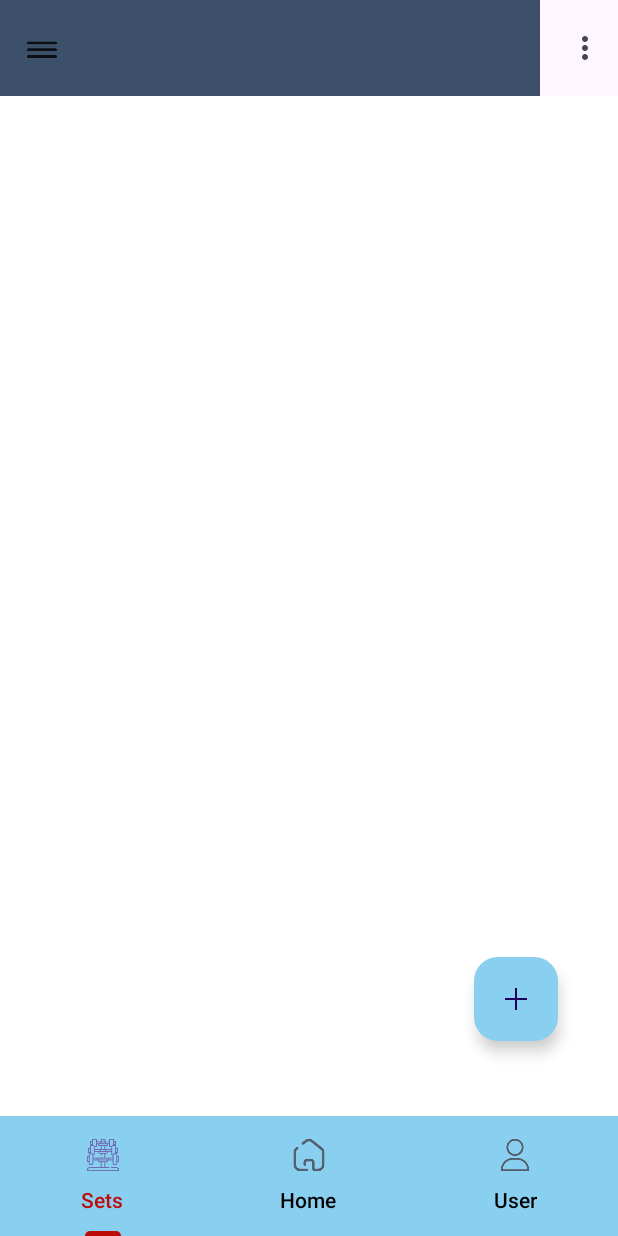
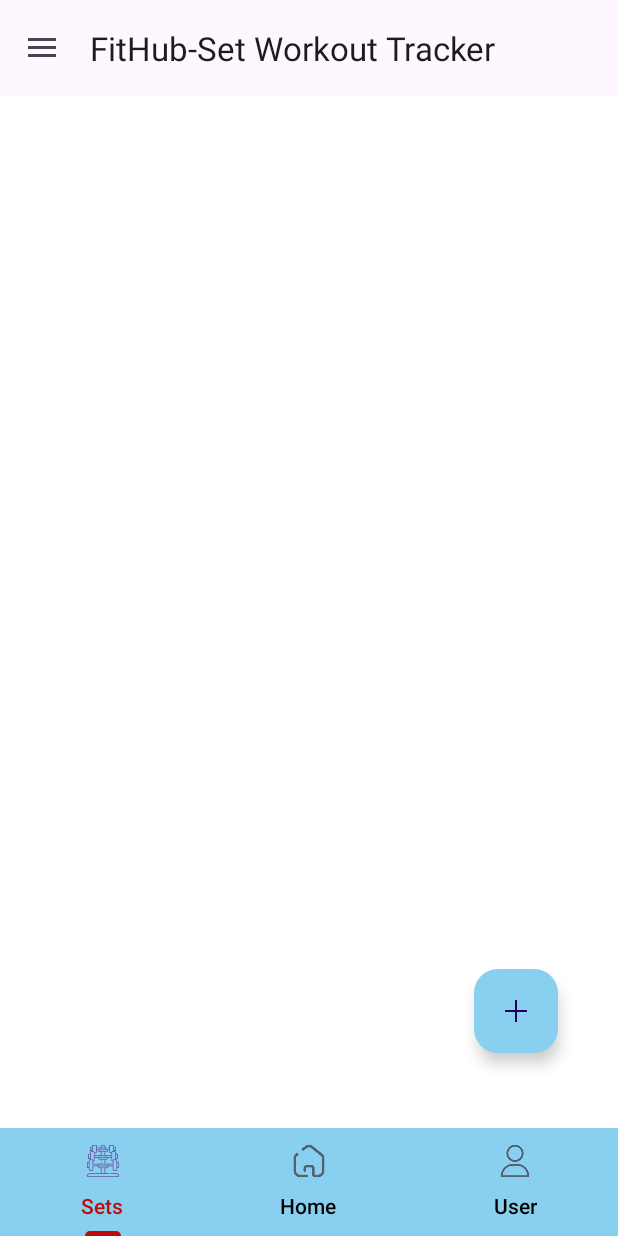
Before and after one commit to kimalfredmolina/FitHub-Set-Workout-Tracker, an Android app: the MainPage screen opened directly, with no data from a screen before it, on a phone screen of 412 x 824 dp. Run offline under Robolectric (Android 15) with nearby library versions, the phone set to English and light mode, and no system bars.

Commit message:
burger menu showing, will add some changes

```diff
--- a/app/src/main/java/com/example/fithub_set_workout_tracker/MainPage.java
+++ b/app/src/main/java/com/example/fithub_set_workout_tracker/MainPage.java
@@ -2,16 +2,12 @@ package com.example.fithub_set_workout_tracker;
 
 import android.os.Bundle;
 import android.view.MenuItem;
-import android.widget.Toast;
 
-import androidx.activity.EdgeToEdge;
 import androidx.annotation.NonNull;
 import androidx.appcompat.app.ActionBarDrawerToggle;
 import androidx.appcompat.app.AppCompatActivity;
-import androidx.core.graphics.Insets;
+import androidx.appcompat.widget.Toolbar;
 import androidx.core.view.GravityCompat;
-import androidx.core.view.ViewCompat;
-import androidx.core.view.WindowInsetsCompat;
 import androidx.drawerlayout.widget.DrawerLayout;
 import androidx.viewpager2.widget.ViewPager2;
 
@@ -23,14 +19,13 @@ import java.util.Objects;
 
 public class MainPage extends AppCompatActivity {
 
+    private DrawerLayout drawerLayout;
+    private NavigationView navigationView;
+    private ActionBarDrawerToggle drawerToggle;
 
-    DrawerLayout drawerLayout;
-    NavigationView navigationView;
-    ActionBarDrawerToggle drawerToggle;
-
-    TabLayout tabLayout;
-    ViewPager2 viewPager2;
-    ViewAdapter viewAdapter;
+    private TabLayout tabLayout;
+    private ViewPager2 viewPager2;
+    private ViewAdapter viewAdapter;
 
     private final int[] tabIcons = {
             R.drawable.ic_sets,
@@ -39,72 +34,51 @@ public class MainPage extends AppCompatActivity {
     };
 
     @Override
-    public boolean onOptionsItemSelected(@NonNull MenuItem item){
-        if(drawerToggle.onOptionsItemSelected(item))
-        {
-            return true;
-        }
-        return super.onOptionsItemSelected(item);
-    }
-
-
-
-    @Override
     protected void onCreate(Bundle savedInstanceState) {
         super.onCreate(savedInstanceState);
-        EdgeToEdge.enable(this);
         setContentView(R.layout.activity_main_page);
 
+        // Setup Toolbar
+        Toolbar toolbar = findViewById(R.id.topAppBar);
+        setSupportActionBar(toolbar);
+
+        // Initialize DrawerLayout and NavigationView
         drawerLayout = findViewById(R.id.main);
         navigationView = findViewById(R.id.nav);
-        drawerToggle = new ActionBarDrawerToggle(this, drawerLayout,R.string.open,R.string.close);
+        drawerToggle = new ActionBarDrawerToggle(this, drawerLayout, toolbar, R.string.open, R.string.close);
         drawerLayout.addDrawerListener(drawerToggle);
         drawerToggle.syncState();
-        getSupportActionBar().setDisplayHomeAsUpEnabled(true);
-        navigationView.setNavigationItemSelectedListener(new NavigationView.OnNavigationItemSelectedListener() {
-            @Override
-            public boolean onNavigationItemSelected(@NonNull MenuItem item) {
 
-                drawerLayout.closeDrawer(GravityCompat.START); // Close the drawer after selection
-                return true; // Indicate the event is handled
-            }
+        // Handle NavigationView item clicks
+        navigationView.setNavigationItemSelectedListener(item -> {
+            handleNavigation(item);
+            drawerLayout.closeDrawer(GravityCompat.START);
+            return true;
         });
 
-
-
-
-
-
-
-        ViewCompat.setOnApplyWindowInsetsListener(findViewById(R.id.main), (v, insets) -> {
-            Insets systemBars = insets.getInsets(WindowInsetsCompat.Type.systemBars());
-            v.setPadding(systemBars.left, systemBars.top, systemBars.right, systemBars.bottom);
-            return insets;
-        });
-
+        // Initialize TabLayout and ViewPager2
         tabLayout = findViewById(R.id.tablayout);
         viewPager2 = findViewById(R.id.view_pager);
         viewAdapter = new ViewAdapter(this);
         viewPager2.setAdapter(viewAdapter);
 
-        //for bottom navbar icons
+        // Setup TabLayout with ViewPager2 and Icons
         new TabLayoutMediator(tabLayout, viewPager2, (tab, position) -> {
+            tab.setIcon(tabIcons[position]);
             switch (position) {
                 case 0:
-                    tab.setIcon(tabIcons[0]);
                     tab.setText(R.string.nav_sets);
                     break;
                 case 1:
-                    tab.setIcon(tabIcons[1]);
                     tab.setText(R.string.nav_home);
                     break;
                 case 2:
-                    tab.setIcon(tabIcons[2]);
                     tab.setText(R.string.nav_user);
                     break;
             }
         }).attach();
 
+        // Synchronize ViewPager2 with TabLayout
         tabLayout.addOnTabSelectedListener(new TabLayout.OnTabSelectedListener() {
             @Override
             public void onTabSelected(TabLayout.Tab tab) {
@@ -120,23 +94,37 @@ public class MainPage extends AppCompatActivity {
             }
         });
 
+        // Synchronize TabLayout with ViewPager2
         viewPager2.registerOnPageChangeCallback(new ViewPager2.OnPageChangeCallback() {
             @Override
             public void onPageSelected(int position) {
-                super.onPageSelected(position);
                 Objects.requireNonNull(tabLayout.getTabAt(position)).select();
             }
         });
+    }
 
+    @Override
+    public boolean onOptionsItemSelected(@NonNull MenuItem item) {
+        if (drawerToggle.onOptionsItemSelected(item)) {
+            return true;
+        }
+        return super.onOptionsItemSelected(item);
     }
+
     @Override
     public void onBackPressed() {
         if (drawerLayout.isDrawerOpen(GravityCompat.START)) {
-            drawerLayout.closeDrawer(GravityCompat.START); // Close the drawer if it's open
+            drawerLayout.closeDrawer(GravityCompat.START);
         } else {
-            super.onBackPressed(); // Default behavior for the back button
+            super.onBackPressed();
         }
     }
 
+    private void handleNavigation(MenuItem item) {
+        switch (item.getItemId()) {
 
+            default:
+                break;
+        }
+    }
 }
--- a/app/src/main/res/layout/activity_main_page.xml
+++ b/app/src/main/res/layout/activity_main_page.xml
@@ -1,5 +1,6 @@
 <?xml version="1.0" encoding="utf-8"?>
-<RelativeLayout xmlns:android="http://schemas.android.com/apk/res/android"
+<androidx.drawerlayout.widget.DrawerLayout
+    xmlns:android="http://schemas.android.com/apk/res/android"
     xmlns:app="http://schemas.android.com/apk/res-auto"
     xmlns:tools="http://schemas.android.com/tools"
     android:id="@+id/main"
@@ -7,62 +8,45 @@
     android:layout_height="match_parent"
     tools:context=".MainPage">
 
+    <!-- Navigation Drawer -->
     <com.google.android.material.navigation.NavigationView
+        android:id="@+id/nav"
         android:layout_width="wrap_content"
         android:layout_height="match_parent"
+        android:layout_gravity="start"
         app:headerLayout="@layout/header"
-        app:menu="@menu/main_menu"
-        android:id="@+id/nav"
-        android:layout_gravity="start"
-        />
+        app:menu="@menu/main_menu" />
+
+    <!-- Main Content -->
+    <RelativeLayout
+        android:layout_width="match_parent"
+        android:layout_height="match_parent">
 
         <!-- Top AppBar -->
         <com.google.android.material.appbar.MaterialToolbar
             android:id="@+id/topAppBar"
             android:layout_width="match_parent"
             android:layout_height="wrap_content"
-        app:navigationIcon="@drawable/ic_menu"
-        app:menu="@menu/main_menu"
+            app:navigationIcon="@drawable/ic_menu" />
 
-        />
         <!-- ViewPager for Tabs -->
         <androidx.viewpager2.widget.ViewPager2
             android:id="@+id/view_pager"
             android:layout_width="match_parent"
             android:layout_height="match_parent"
             android:layout_below="@id/topAppBar"
-        android:layout_above="@id/tablayout"
-
-        />
+            android:layout_above="@id/tablayout" />
 
         <!-- Bottom TabLayout -->
         <com.google.android.material.tabs.TabLayout
             android:id="@+id/tablayout"
             android:layout_width="match_parent"
-        android:layout_height="80dp"
+            android:layout_height="wrap_content"
+            android:layout_alignParentBottom="true"
             android:background="@color/light_blue"
-        android:layout_alignParentBottom="true"
             app:tabTextColor="@color/black"
             app:tabIndicatorColor="@color/red"
-        app:tabSelectedTextColor="@color/red">
+            app:tabSelectedTextColor="@color/red" />
+    </RelativeLayout>
 
-        <com.google.android.material.tabs.TabItem
-            android:id="@+id/tab1"
-            android:layout_width="wrap_content"
-            android:layout_height="wrap_content"
-            android:text="@string/nav_sets" />
-
-        <com.google.android.material.tabs.TabItem
-            android:id="@+id/tab2"
-            android:layout_width="wrap_content"
-            android:layout_height="wrap_content"
-            android:text="@string/nav_home" />
-
-        <com.google.android.material.tabs.TabItem
-            android:id="@+id/tab3"
-            android:layout_width="wrap_content"
-            android:layout_height="wrap_content"
-            android:text="@string/nav_user" />
-    </com.google.android.material.tabs.TabLayout>
-
-</RelativeLayout>
+</androidx.drawerlayout.widget.DrawerLayout>
--- a/app/src/main/res/menu/main_menu.xml
+++ b/app/src/main/res/menu/main_menu.xml
@@ -1,47 +1,30 @@
-<?xml version="1.0" encoding="utf-8"?>
-<menu xmlns:tools="http://schemas.android.com/tools"
-    xmlns:android="http://schemas.android.com/apk/res/android">
-<group android:checkableBehavior="single">
-    <item android:id="@+id/user"
-        android:icon="@drawable/ic_user"
-        android:title="@string/user"
-        />
-    <item android:id="@+id/home"
-        android:icon="@drawable/baseline_home_24"
-        android:title="Home"
-        tools:ignore="HardcodedText" />
-    <item android:id="@+id/sets"
-        android:icon="@drawable/ic_sets"
-        android:title="Sets"
-        tools:ignore="HardcodedText" />
-</group>
-<item android:title="Profile"
-    tools:ignore="HardcodedText">
-    <menu>
-        <group android:checkableBehavior="single">
-            <item android:id="@+id/about"
-                android:icon="@drawable/baseline_home_24"
-                android:title="About"
-                />
-            <item android:id="@+id/login"
-                android:icon="@drawable/baseline_home_24"
-                android:title="Log In"
-                />
-        </group>
-    </menu>
-</item>
+<menu xmlns:android="http://schemas.android.com/apk/res/android"
+    xmlns:tools="http://schemas.android.com/tools">
 
-    <item android:id="@+id/settings"
+    <group android:checkableBehavior="single">
+        <item
+            android:id="@+id/nav_home"
+            android:icon="@drawable/baseline_home_24"
+            android:title="Home" />
+
+        <item
+            android:id="@+id/nav_sets"
+            android:icon="@drawable/ic_sets"
+            android:title="Sets" />
+    </group>
+
+    <item
+        android:id="@+id/settings"
         android:icon="@drawable/baseline_settings_24"
-        android:title="Settings"
-        tools:ignore="HardcodedText" />
-    <item android:id="@+id/help"
+        android:title="Settings" />
+
+    <item
+        android:id="@+id/help"
         android:icon="@drawable/baseline_help_outline_24"
-        android:title="Help and Support"
-        tools:ignore="HardcodedText" />
-    <item android:id="@+id/logout"
+        android:title="Help and Support" />
+
+    <item
+        android:id="@+id/logout"
         android:icon="@drawable/baseline_logout_24"
-        android:title="Log Out"
-        tools:ignore="HardcodedText" />
-
+        android:title="Log Out" />
 </menu>
```
Lines whose indentation alone changed are shown as unchanged.
